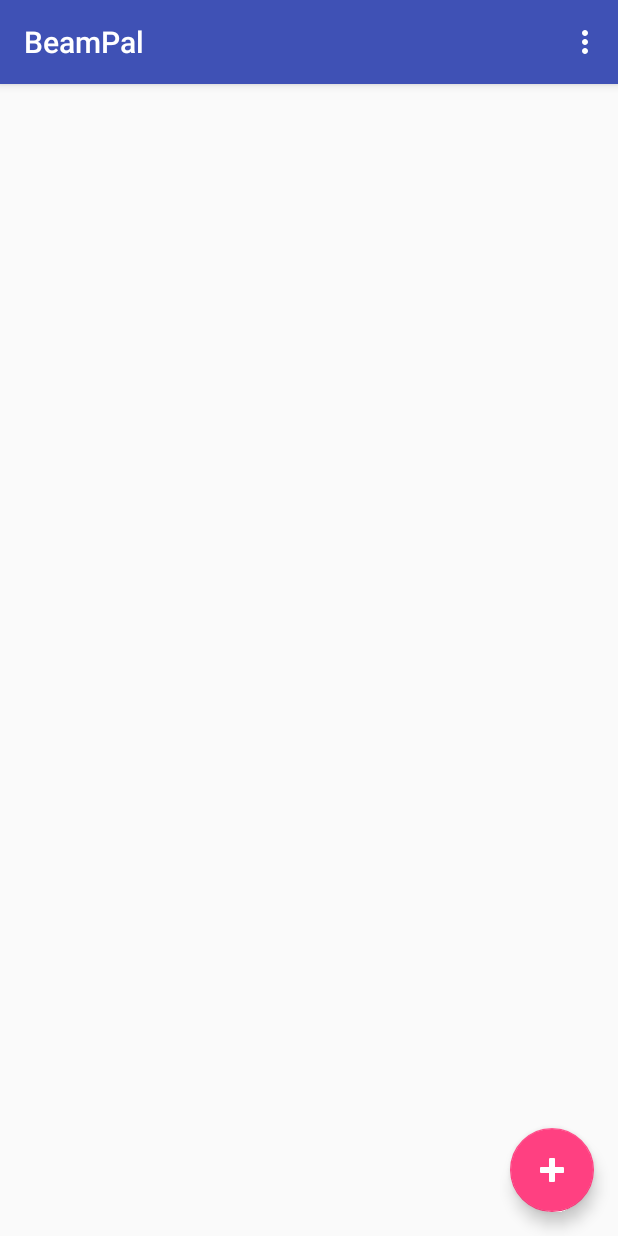
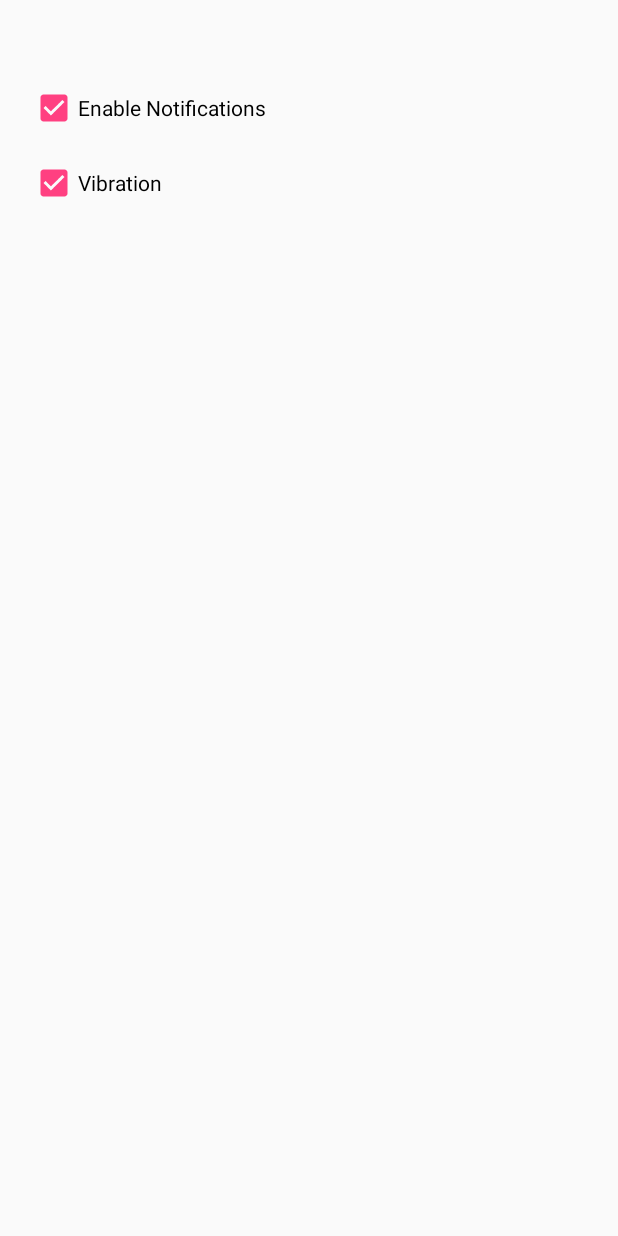
Before and after one commit to trncaqch/mobhci, an Android app: the screen it shows after launch (MainActivity before the commit, SettingsActivity after it), in the options menu, after a tap on "Settings", on a phone screen of 412 x 824 dp. Run offline under Robolectric (Android 15) with nearby library versions, the phone set to English and light mode, and no system bars; libraries missing offline, so code that uses them is left out: org.altbeacon.beacon; 13 statements that could not run were skipped.

Commit message:
App-wise Settings activity

```diff
--- a/FriendFinder/app/src/main/AndroidManifest.xml
+++ b/FriendFinder/app/src/main/AndroidManifest.xml
@@ -38,5 +38,11 @@
             android:theme="@style/AppTheme.NoActionBar">
         </activity>
 
+        <activity
+            android:name=".SettingsActivity"
+            android:label="@string/settings"
+            android:theme="@style/AppTheme.NoActionBar">
+        </activity>
+
     </application>
 </manifest>
--- a/FriendFinder/app/src/main/java/uk/ac/gla/dcs/friendfinder/FriendActivity.java
+++ b/FriendFinder/app/src/main/java/uk/ac/gla/dcs/friendfinder/FriendActivity.java
@@ -33,8 +33,6 @@
     private Handler mHandler;
 
     final int REFRESH_INTERVAL = 1000;
-
-    private String phoneInputText = "";
 
     @Override
     protected void onCreate(Bundle savedInstanceState) {
--- a/FriendFinder/app/src/main/java/uk/ac/gla/dcs/friendfinder/FriendFinderApplication.java
+++ b/FriendFinder/app/src/main/java/uk/ac/gla/dcs/friendfinder/FriendFinderApplication.java
@@ -7,12 +7,14 @@
 import android.app.TaskStackBuilder;
 import android.content.Context;
 import android.content.Intent;
+import android.content.SharedPreferences;
 import android.database.sqlite.SQLiteDatabase;
 import android.media.RingtoneManager;
 import android.net.Uri;
 import android.os.RemoteException;
 import android.support.v4.app.NotificationCompat;
 import android.util.Log;
+import android.widget.CheckBox;
 
 import org.altbeacon.beacon.Beacon;
 import org.altbeacon.beacon.BeaconManager;
@@ -101,6 +103,12 @@
 
     private void sendNotification(Region arg0) {
         Log.d(TAG, "sendNotification: sendNotification for " + arg0.getUniqueId());
+
+        SharedPreferences preferences = getApplicationContext().getSharedPreferences("MyPreferences", getApplicationContext().MODE_PRIVATE);
+        final SharedPreferences.Editor editor = preferences.edit();
+
+        if(preferences.getBoolean("enableAllNotifications", true)) {
+
             Friend friend = DatabaseHelper.getInstance(getApplicationContext()).getFriendById(Long.parseLong(arg0.getUniqueId()));
             if(friend != null) {
                 NotificationCompat.Builder builder =
@@ -109,7 +117,11 @@
                                 .setContentText(getString(R.string.open_for_more))
                                 .setSmallIcon(R.drawable.notification);
 
-            builder.setVibrate(new long[] { 0, 500, 200, 500, 200 });
+                if(preferences.getBoolean("enableVibration", true)) {
+                    builder.setVibrate(new long[]{0, 500, 200, 500, 200});
+                } else {
+                    Log.d(TAG, "sendNotification: vibration disabled");
+                }
 
                 Uri alarmSound = RingtoneManager.getDefaultUri(RingtoneManager.TYPE_NOTIFICATION);
                 builder.setSound(alarmSound);
@@ -128,6 +140,10 @@
             } else {
                 Log.e(TAG, "sendNotification: Unable to find friend for notification ID");
             }
+
+        } else {
+            Log.d(TAG, "sendNotification: notifications disabled app-wise");
+        }
     }
 
     public void setMonitoringActivity(MainActivity activity) {
--- a/FriendFinder/app/src/main/java/uk/ac/gla/dcs/friendfinder/MainActivity.java
+++ b/FriendFinder/app/src/main/java/uk/ac/gla/dcs/friendfinder/MainActivity.java
@@ -342,6 +342,9 @@
 
         //noinspection SimplifiableIfStatement
         if (id == R.id.action_settings) {
+            Intent intent = new Intent(MainActivity.this, SettingsActivity.class);
+            logToDisplay("Opening Settings");
+            startActivity(intent);
             return true;
         }
 
--- /dev/null
+++ b/FriendFinder/app/src/main/java/uk/ac/gla/dcs/friendfinder/SettingsActivity.java
@@ -0,0 +1,78 @@
+package uk.ac.gla.dcs.friendfinder;
+
+import android.app.AlertDialog;
+import android.content.DialogInterface;
+import android.content.Intent;
+import android.content.SharedPreferences;
+import android.net.Uri;
+import android.os.Bundle;
+import android.os.Handler;
+import android.support.v7.app.AppCompatActivity;
+import android.support.v7.widget.Toolbar;
+import android.text.format.DateUtils;
+import android.util.Log;
+import android.view.Menu;
+import android.view.MenuItem;
+import android.view.View;
+import android.widget.CheckBox;
+import android.widget.CompoundButton;
+import android.widget.EditText;
+import android.widget.ImageView;
+import android.widget.LinearLayout;
+import android.widget.TextView;
+import android.widget.Toast;
+
+import java.util.Date;
+
+
+public class SettingsActivity extends AppCompatActivity {
+
+    protected static final String TAG = "SettingsActivity";
+
+    @Override
+    protected void onCreate(Bundle savedInstanceState) {
+        super.onCreate(savedInstanceState);
+
+        setContentView(R.layout.activity_settings);
+
+        SharedPreferences preferences = getApplicationContext().getSharedPreferences("MyPreferences", getApplicationContext().MODE_PRIVATE);
+        final SharedPreferences.Editor editor = preferences.edit();
+
+        CheckBox enableAllNotificationsCheckbox = (CheckBox) this.findViewById(R.id.enableAllNotificationsCheckbox);
+        enableAllNotificationsCheckbox.setChecked(preferences.getBoolean("enableAllNotifications", true));
+
+        enableAllNotificationsCheckbox.setOnCheckedChangeListener(new CompoundButton.OnCheckedChangeListener() {
+           @Override
+           public void onCheckedChanged(CompoundButton buttonView,boolean isChecked) {
+           editor.putBoolean("enableAllNotifications", isChecked);
+           editor.apply();
+           }
+       });
+
+        CheckBox enableVibrationCheckbox = (CheckBox) this.findViewById(R.id.enableVibrationCheckbox);
+        enableVibrationCheckbox.setChecked(preferences.getBoolean("enableVibration", true));
+
+        enableVibrationCheckbox.setOnCheckedChangeListener(new CompoundButton.OnCheckedChangeListener() {
+            @Override
+            public void onCheckedChanged(CompoundButton buttonView,boolean isChecked) {
+                editor.putBoolean("enableVibration", isChecked);
+                editor.apply();
+            }
+        });
+    }
+
+    @Override
+    protected void onDestroy() {
+        super.onDestroy();
+    }
+
+    @Override
+    public void onResume() {
+        super.onResume();
+    }
+
+    @Override
+    public void onPause() {
+        super.onPause();
+    }
+}
--- /dev/null
+++ b/FriendFinder/app/src/main/res/layout/activity_settings.xml
@@ -0,0 +1,43 @@
+<?xml version="1.0" encoding="utf-8"?>
+<android.support.design.widget.CoordinatorLayout
+    android:id="@+id/main_content"
+    xmlns:android="http://schemas.android.com/apk/res/android"
+    xmlns:app="http://schemas.android.com/apk/res-auto"
+    android:layout_width="match_parent"
+    android:layout_height="match_parent">
+
+    <android.support.design.widget.AppBarLayout
+        android:layout_width="match_parent"
+        android:layout_height="wrap_content"
+        android:theme="@style/AppTheme.AppBarOverlay">
+
+    </android.support.design.widget.AppBarLayout>
+
+
+    <FrameLayout
+        android:id="@+id/content"
+        android:layout_width="match_parent"
+        android:layout_height="match_parent"
+        android:layout_marginTop="?attr/actionBarSize">
+
+        <CheckBox
+            android:id="@+id/enableAllNotificationsCheckbox"
+            android:layout_width="wrap_content"
+            android:layout_height="wrap_content"
+            android:layout_marginLeft="20dp"
+            android:layout_marginTop="0dp"
+            android:text="@string/enable_notifications" />
+
+        <CheckBox
+            android:id="@+id/enableVibrationCheckbox"
+            android:layout_width="wrap_content"
+            android:layout_height="wrap_content"
+            android:layout_marginLeft="20dp"
+            android:layout_marginTop="50dp"
+            android:text="@string/vibration" />
+
+
+    </FrameLayout>
+
+
+</android.support.design.widget.CoordinatorLayout>
--- a/FriendFinder/app/src/main/res/values/strings.xml
+++ b/FriendFinder/app/src/main/res/values/strings.xml
@@ -1,5 +1,6 @@
 <resources>
     <string name="app_name">BeamPal</string>
+    <string name="settings">Settings</string>
     <string name="action_settings">Settings</string>
     <string name="is_nearby"> is nearby</string>
     <string name="is_not_nearby"> is not nearby</string>
@@ -26,4 +27,5 @@
     <string name="phone_hint">Phone Number</string>
     <string name="save">Save</string>
     <string name="cant_make_call">Unable to make call</string>
+    <string name="vibration">Vibration</string>
 </resources>
```
Lines whose indentation alone changed are shown as unchanged.
